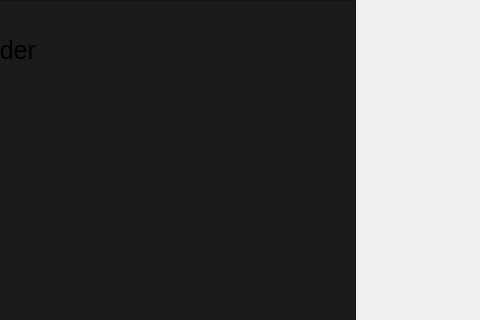
Qt form RootOverlayWindow.ui (relativemodder/gpu-screen-recorder-qt) before a commit; both pictures show x 244 to 724 and y 0 to 320 of the 1329 by 614 pixel window.
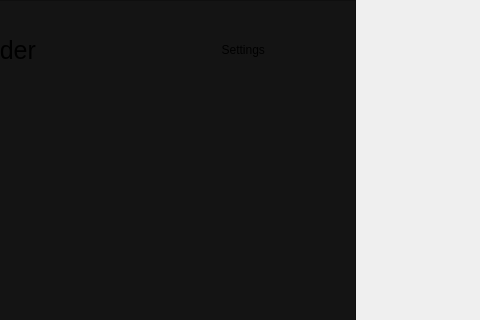
The same form after that commit. Icons and pictures are not drawn.

Commit message: now it's more fancy

```diff
--- a/RootOverlayWindow.ui
+++ b/RootOverlayWindow.ui
@@ -56,7 +56,7 @@
          </size>
         </property>
         <property name="styleSheet">
-         <string notr="true">background-color: #1a1a1a;</string>
+         <string notr="true">background: #141414;</string>
         </property>
         <property name="frameShape">
          <enum>QFrame::Shape::StyledPanel</enum>
@@ -122,6 +122,35 @@
                </property>
               </spacer>
              </item>
+             <item>
+              <widget class="QPushButton" name="settingsButton">
+               <property name="minimumSize">
+                <size>
+                 <width>40</width>
+                 <height>40</height>
+                </size>
+               </property>
+               <property name="maximumSize">
+                <size>
+                 <width>400</width>
+                 <height>40</height>
+                </size>
+               </property>
+               <property name="styleSheet">
+                <string notr="true">padding-left: 10px;
+padding-right: 10px;</string>
+               </property>
+               <property name="text">
+                <string>  Settings</string>
+               </property>
+               <property name="icon">
+                <iconset theme="preferences-other"/>
+               </property>
+               <property name="flat">
+                <bool>true</bool>
+               </property>
+              </widget>
+             </item>
              <item>
               <widget class="QPushButton" name="closeButton">
                <property name="minimumSize">
@@ -150,17 +179,10 @@
             </layout>
            </item>
            <item>
-            <spacer name="verticalSpacer">
-             <property name="orientation">
-              <enum>Qt::Orientation::Vertical</enum>
-             </property>
-             <property name="sizeHint" stdset="0">
-              <size>
-               <width>20</width>
-               <height>40</height>
-              </size>
-             </property>
-            </spacer>
+            <widget class="QStackedWidget" name="stackedView">
+             <widget class="QWidget" name="page"/>
+             <widget class="QWidget" name="page_2"/>
+            </widget>
            </item>
           </layout>
          </item>
```
The commit also changes 1 other file.
